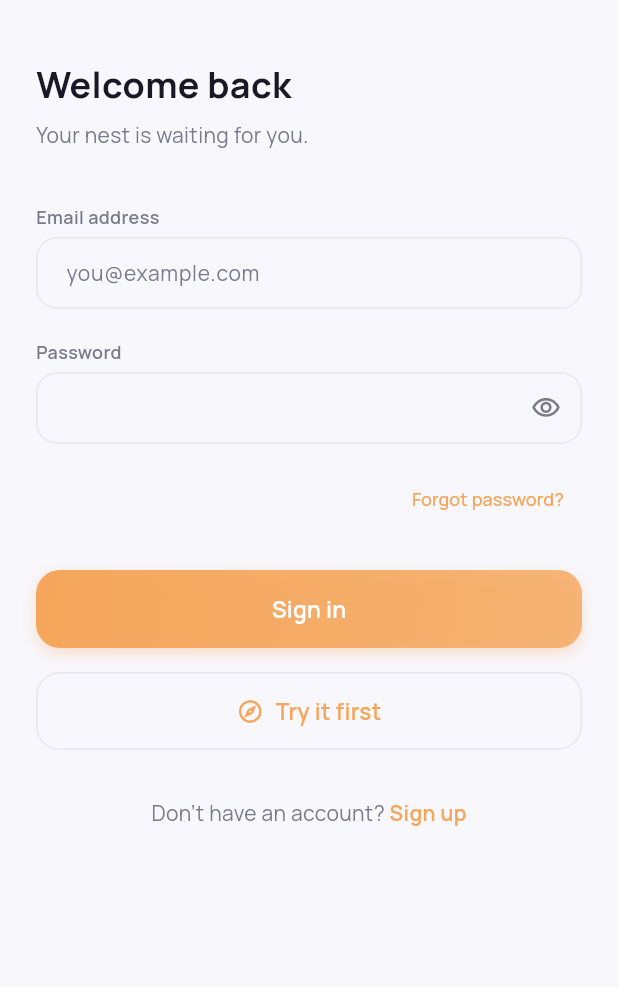
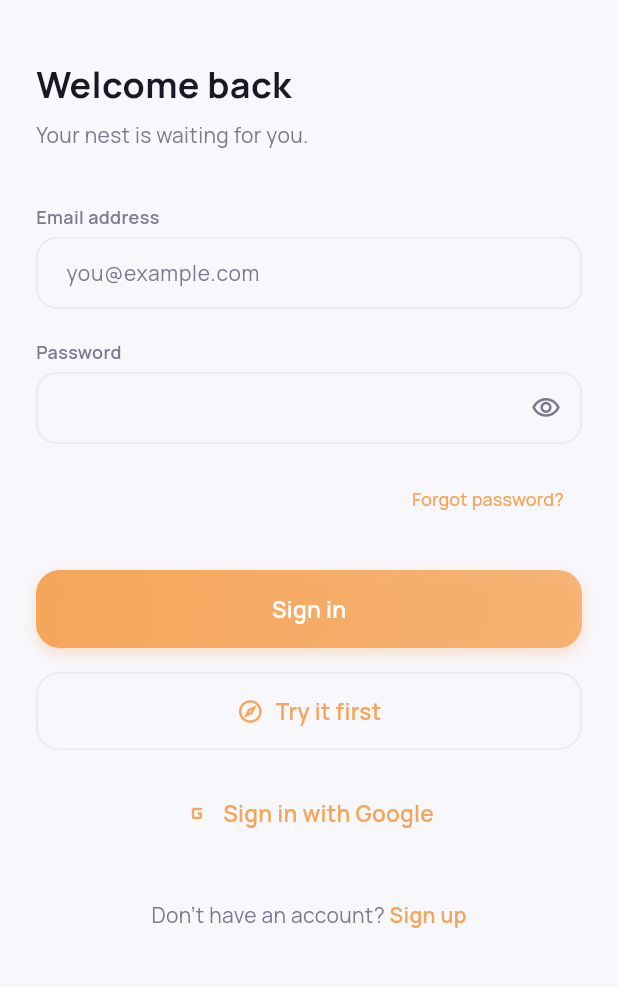
Before and after one commit to Jatin2140/moodnest, a Flutter app: the screen it shows after launch, on a phone screen of 412 x 824 dp, the part 162-1149 px from its top. Run offline on Flutter 3.47's test engine with Material 3 defaults, Android fonts, the phone set to English and light mode, and no system bars; drawn by our look-alikes of flutter_animate; our stand-ins replace audioplayers, cloud_firestore, connectivity_plus, firebase_auth, firebase_core, fl_chart and 7 more; accounts and stored records are empty.

Commit message:
feat: add Sign in with Google support
- Add google_sign_in package for native mobile flows
- Implement signInWithGoogle in AuthRepository using Firebase signInWithPopup for Web
- Add Google Sign-In button to LoginScreen

```diff
--- a/lib/features/auth/login_screen.dart
+++ b/lib/features/auth/login_screen.dart
@@ -48,6 +48,14 @@ class _LoginScreenState extends State<LoginScreen> {
       _showError(context, auth.error ?? 'Could not start guest session. Make sure Anonymous sign-in is enabled in Firebase.');
     }
     // Navigation is handled reactively by _HomeDecider in app.dart
+  }
+
+  Future<void> _signInWithGoogle(BuildContext context) async {
+    final auth = context.read<AuthProvider>();
+    final ok = await auth.signInWithGoogle();
+    if (!ok && mounted) {
+      _showError(context, auth.error ?? 'Google Sign-In failed.');
+    }
   }
 
   void _showError(BuildContext context, String msg) {
@@ -165,6 +173,17 @@ class _LoginScreenState extends State<LoginScreen> {
                     width: double.infinity,
                   ),
                 ),
+                const SizedBox(height: 16),
+                Consumer<AuthProvider>(
+                  builder: (context, auth, _) => MnButton(
+                    label: 'Sign in with Google',
+                    variant: MnButtonVariant.ghost,
+                    onPressed: () => _signInWithGoogle(context),
+                    isLoading: auth.isLoading,
+                    icon: Icons.g_mobiledata_rounded,
+                    width: double.infinity,
+                  ),
+                ),
                 const SizedBox(height: 32),
                 Row(
                   mainAxisAlignment: MainAxisAlignment.center,
--- a/pubspec.yaml
+++ b/pubspec.yaml
@@ -40,6 +40,7 @@ dependencies:
   path_provider: ^2.1.4
   flutter_launcher_icons: ^0.14.1
   flutter_native_splash: ^2.4.1
+  google_sign_in: ^7.2.0
 
 dev_dependencies:
   flutter_test:
```
Also changed, not shown: lib/data/repositories/auth_repository.dart (+55 -1 lines), lib/providers/auth_provider.dart (+11 -0 lines), pubspec.lock.
